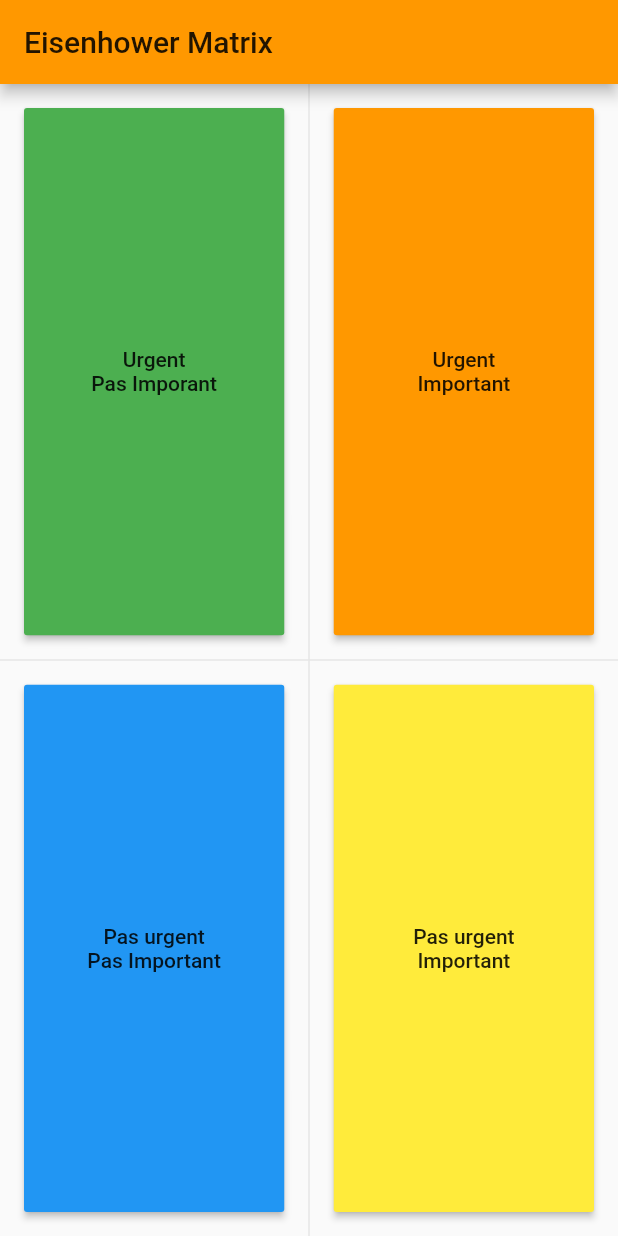
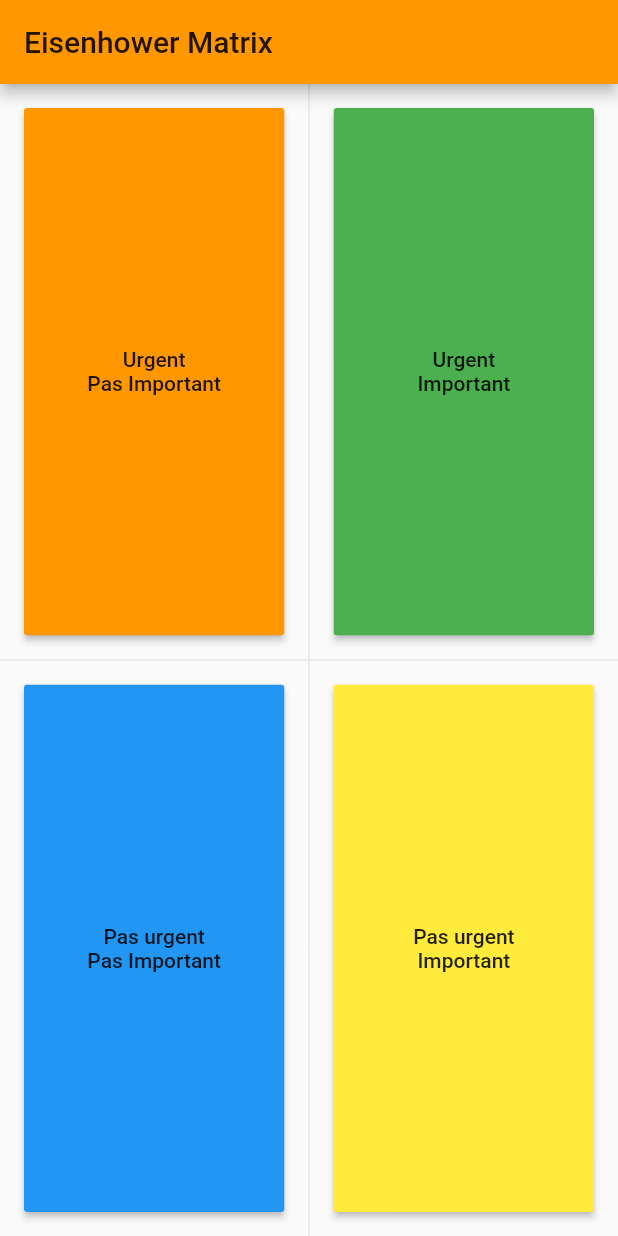
Before and after one commit to LRipi/EisenhowerMatrix, a Flutter app: the MatrixPage screen opened directly, on a phone screen of 412 x 824 dp. Run offline on Flutter 3.47's test engine with Material 2 defaults, Android fonts, the phone set to English and light mode, and no system bars.

Commit message:
Added Button Widget for matrix

```diff
--- a/lib/MatrixPage/matrix.dart
+++ b/lib/MatrixPage/matrix.dart
@@ -27,39 +27,19 @@ class _MatrixPageState extends State<MatrixPage> {
               crossAxisAlignment: CrossAxisAlignment.stretch,
               mainAxisAlignment: MainAxisAlignment.spaceEvenly,
               children: <Widget>[
-                new Expanded(
-                  child: Container(
-                    margin: const EdgeInsets.all(16.0),
-                    child: MaterialButton(
-                      onPressed: () {},
-                      color: Colors.green,
-                      child: Column(
-                        mainAxisAlignment: MainAxisAlignment.center,
-                        children: <Widget>[
-                          Text('Urgent'),
-                          Text('Pas Imporant'),
-                        ],
-                      ),
-                    ),
-                  ),
+                new Button(
+                  urgencyText: "Urgent",
+                  impontanceText: "Pas Important",
+                  color: Colors.orange,
+                  onPressed: () => {},
                 ),
                 new VerticalDivider(width: 1.0),
-                new Expanded(
-                  child: Container(
-                    margin: const EdgeInsets.all(16.0),
-                    child: MaterialButton(
-                      onPressed: () {},
-                      color: Colors.orange,
-                      child: Column(
-                        mainAxisAlignment: MainAxisAlignment.center,
-                        children: <Widget>[
-                          Text('Urgent'),
-                          Text('Important'),
-                        ],
-                      ),
-                    ),
-                  ),
-                ),
+                new Button(
+                  urgencyText: "Urgent",
+                  impontanceText: "Important",
+                  color: Colors.green,
+                  onPressed: () => {},
+                )
               ],
             ),
           ),
@@ -69,39 +49,19 @@ class _MatrixPageState extends State<MatrixPage> {
               crossAxisAlignment: CrossAxisAlignment.stretch,
               mainAxisAlignment: MainAxisAlignment.spaceEvenly,
               children: <Widget>[
-                new Expanded(
-                  child: Container(
-                    margin: const EdgeInsets.all(16.0),
-                    child: MaterialButton(
-                      onPressed: () {},
-                      color: Colors.blue,
-                      child: Column(
-                        mainAxisAlignment: MainAxisAlignment.center,
-                        children: <Widget>[
-                          Text('Pas urgent'),
-                          Text('Pas Important'),
-                        ],
-                      ),
-                    ),
-                  ),
+                new Button(
+                  urgencyText: "Pas urgent",
+                  impontanceText: "Pas Important",
+                  color: Colors.blue,
+                  onPressed: () => {},
                 ),
                 new VerticalDivider(width: 1.0),
-                new Expanded(
-                  child: Container(
-                    margin: const EdgeInsets.all(16.0),
-                    child: MaterialButton(
-                      onPressed: () {},
-                      color: Colors.yellow,
-                      child: Column(
-                        mainAxisAlignment: MainAxisAlignment.center,
-                        children: <Widget>[
-                          Text('Pas urgent'),
-                          Text('Important'),
-                        ],
-                      ),
-                    ),
-                  ),
-                ),
+                new Button(
+                  urgencyText: "Pas urgent",
+                  impontanceText: "Important",
+                  color: Colors.yellow,
+                  onPressed: () => {},
+                )
               ],
             ),
           ),
@@ -116,3 +76,31 @@ class _MatrixPageState extends State<MatrixPage> {
     );
   }
 }
+
+class Button extends StatelessWidget {
+  Button({this.urgencyText, this.impontanceText, this.color, this.onPressed});
+  final String urgencyText;
+  final String impontanceText;
+  final Color color;
+  final Function onPressed;
+
+  @override
+  Widget build(BuildContext context) {
+    return new Expanded(
+      child: Container(
+        margin: const EdgeInsets.all(16.0),
+        child: MaterialButton(
+          onPressed: onPressed,
+          color: color,
+          child: Column(
+            mainAxisAlignment: MainAxisAlignment.center,
+            children: <Widget>[
+              Text(urgencyText),
+              Text(impontanceText),
+            ],
+          ),
+        ),
+      ),
+    );
+  }
+}
```
